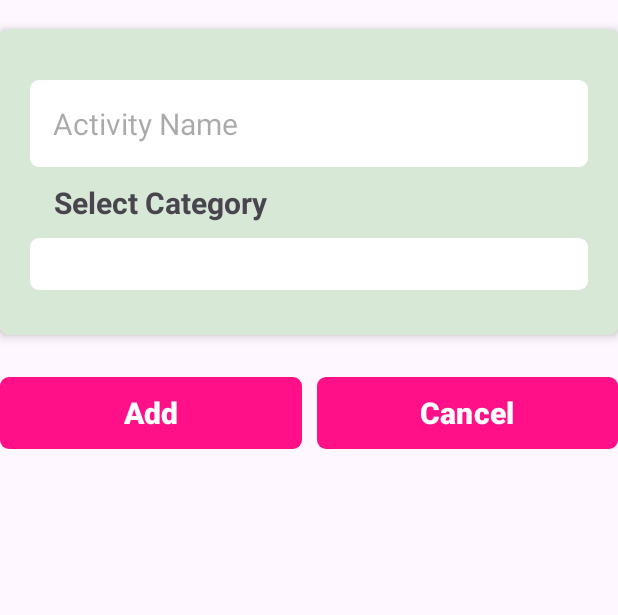
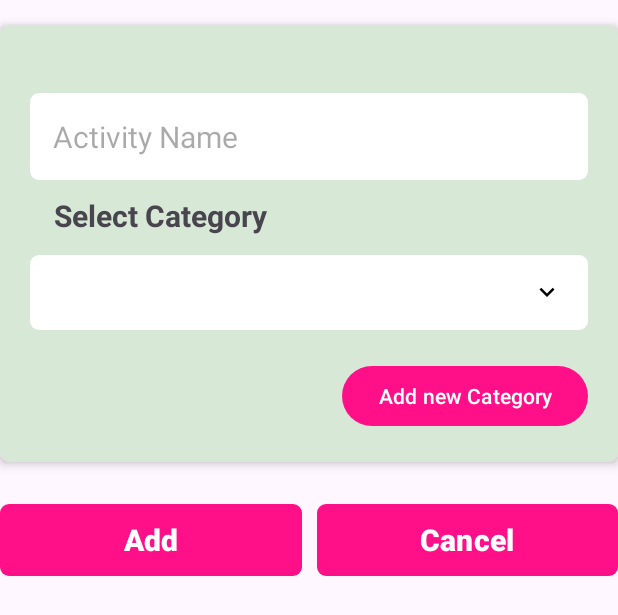
Before and after one commit to Ayeshazulfiqar895/TimeTrackingApp, an Android app: the layout custom_add_activity_dialog.xml on its own in the app's theme, with its tools: preview values and no code run, on a phone screen of 412 x 824 dp. Shown: the top 615 px of the screen. Run offline under Robolectric (Android 15) with nearby library versions, the phone set to English and light mode, and no system bars.

Commit message:
Added a new category button
New button added

```diff
--- /dev/null
+++ b/app/src/main/res/drawable/baseline_keyboard_arrow_down_24.xml
@@ -0,0 +1,5 @@
+<vector android:height="24dp" android:tint="#000000"
+    android:viewportHeight="24" android:viewportWidth="24"
+    android:width="24dp" xmlns:android="http://schemas.android.com/apk/res/android">
+    <path android:fillColor="@android:color/white" android:pathData="M7.41,8.59L12,13.17l4.59,-4.58L18,10l-6,6 -6,-6 1.41,-1.41z"/>
+</vector>
--- a/app/src/main/res/layout/custom_add_activity_dialog.xml
+++ b/app/src/main/res/layout/custom_add_activity_dialog.xml
@@ -42,10 +42,11 @@
             <TextView
                 android:id="@+id/select_category"
                 android:layout_width="wrap_content"
-                android:layout_height="wrap_content"
+                android:layout_height="30dp"
                 android:layout_marginVertical="10dp"
                 android:text="Select Category"
                 android:textSize="20dp"
+                android:layout_marginTop="10dp"
                 android:textStyle="bold"
                 app:layout_constraintEnd_toEndOf="parent"
                 app:layout_constraintHorizontal_bias="0.069"
@@ -55,15 +56,33 @@
             <Spinner
                 android:id="@+id/spinner"
                 android:layout_width="match_parent"
-                android:layout_height="wrap_content"
+                android:layout_height="50dp"
                 android:layout_marginVertical="10dp"
                 android:background="@drawable/login_fields"
-                android:padding="17dp"
                 app:layout_constraintBottom_toBottomOf="parent"
                 app:layout_constraintEnd_toEndOf="parent"
                 app:layout_constraintStart_toStartOf="parent"
                 app:layout_constraintTop_toBottomOf="@+id/select_category"
-                app:layout_constraintVertical_bias="0.452" />
+                app:layout_constraintVertical_bias="0" />
+
+            <View
+                android:layout_width="20dp"
+                android:layout_height="20dp"
+                android:background="@drawable/baseline_keyboard_arrow_down_24"
+                app:layout_constraintBottom_toBottomOf="@+id/spinner"
+                app:layout_constraintEnd_toEndOf="@+id/spinner"
+                app:layout_constraintStart_toStartOf="@+id/spinner"
+                app:layout_constraintHorizontal_bias="0.95"
+                app:layout_constraintTop_toTopOf="@+id/spinner" />
+            <Button
+                android:layout_width="wrap_content"
+                android:layout_height="wrap_content"
+                android:text="Add new Category"
+                android:layout_marginTop="20dp"
+                app:layout_constraintBottom_toBottomOf="parent"
+                app:layout_constraintEnd_toEndOf="parent"
+                app:layout_constraintTop_toBottomOf="@+id/spinner" />
+
         </androidx.constraintlayout.widget.ConstraintLayout>
     </androidx.cardview.widget.CardView>
 
```
